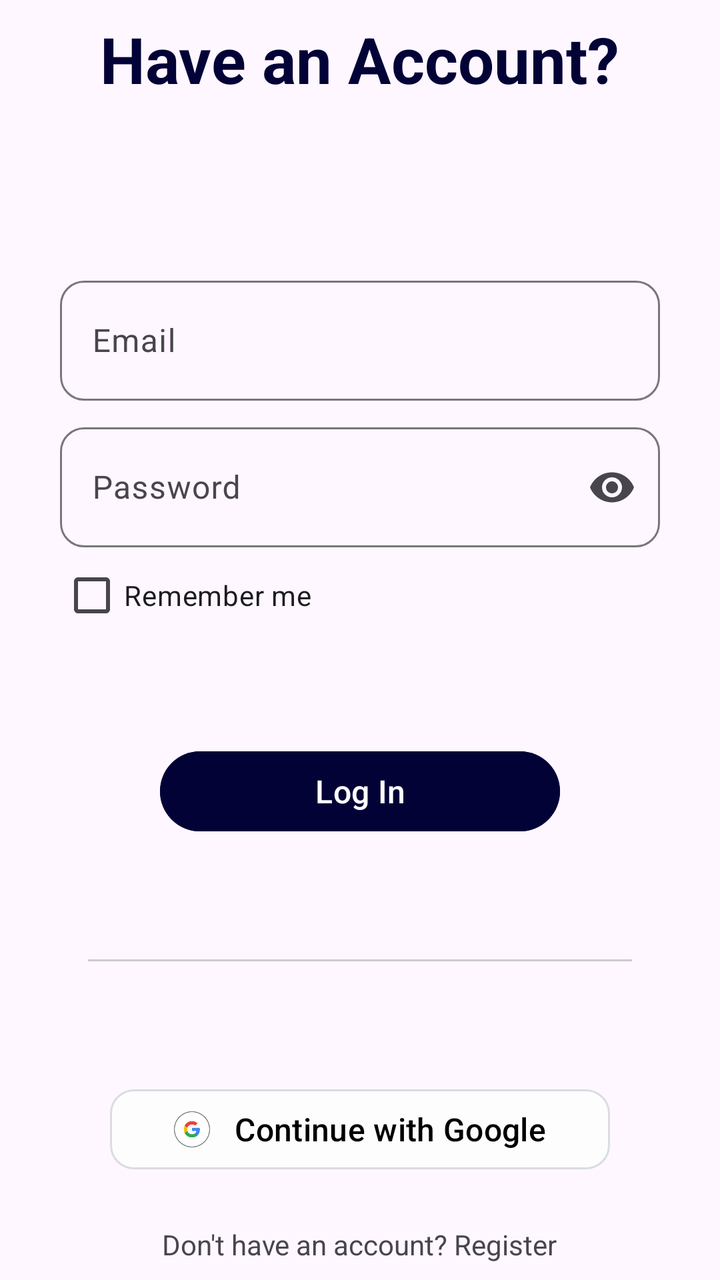
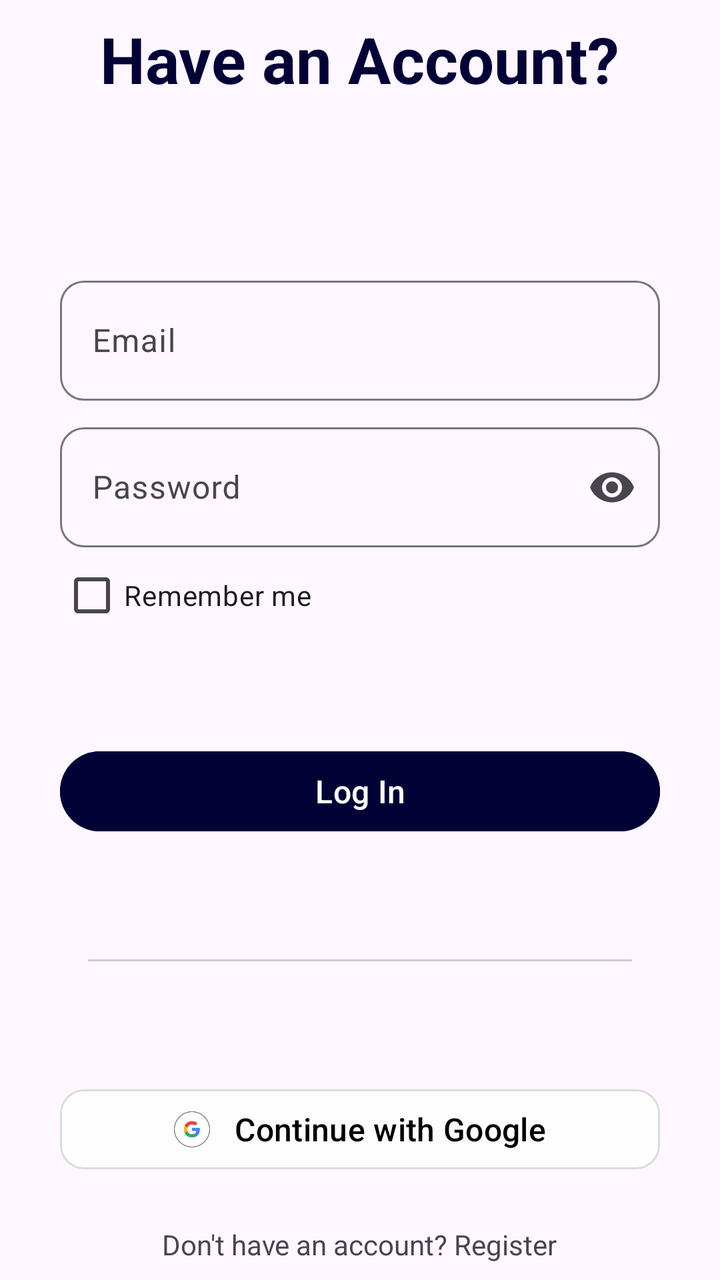

Compare the two renders of this Android layout. The source of the first and the diff that turns it into the second are given below.
<!-- AndroidManifest.xml: application theme Theme.BasicViews -->
<!-- res/layout/activity_login.xml -->
<?xml version="1.0" encoding="utf-8"?>
<androidx.constraintlayout.widget.ConstraintLayout xmlns:android="http://schemas.android.com/apk/res/android"
    xmlns:app="http://schemas.android.com/apk/res-auto"
    xmlns:tools="http://schemas.android.com/tools"
    android:id="@+id/main"
    android:layout_width="match_parent"
    android:layout_height="match_parent"
    tools:context=".Login">

    <LinearLayout
        android:layout_width="match_parent"
        android:layout_height="match_parent"
        android:gravity="center"
        android:orientation="vertical"
        android:padding="8dp">

        <TextView
            android:id="@+id/textView"
            android:layout_width="wrap_content"
            android:layout_height="wrap_content"
            android:text="Have an Account?"
            android:textSize="32sp"
            android:textStyle="bold"
            android:textColor="#030237"/>

        <com.google.android.material.textfield.TextInputLayout
            android:id="@+id/usernameLayout"
            android:layout_width="300dp"
            android:layout_height="wrap_content"
            android:layout_marginTop="84dp"
            app:boxCornerRadiusBottomEnd="12dp"
            app:boxCornerRadiusBottomStart="12dp"
            app:boxCornerRadiusTopEnd="12dp"
            app:boxCornerRadiusTopStart="12dp"
            >

            <com.google.android.material.textfield.TextInputEditText
                android:id="@+id/username"
                android:layout_width="match_parent"
                android:layout_height="60dp"
                android:hint="Email"
                android:inputType="textEmailAddress" />

        </com.google.android.material.textfield.TextInputLayout>

        <com.google.android.material.textfield.TextInputLayout
            android:id="@+id/passwordLayout"
            android:layout_width="300dp"
            android:layout_height="wrap_content"
            android:layout_marginTop="8dp"
            app:endIconMode="password_toggle"
            app:boxCornerRadiusBottomEnd="12dp"
            app:boxCornerRadiusBottomStart="12dp"
            app:boxCornerRadiusTopEnd="12dp"
            app:boxCornerRadiusTopStart="12dp">

            <com.google.android.material.textfield.TextInputEditText
                android:id="@+id/password"
                android:layout_width="match_parent"
                android:layout_height="60dp"
                android:hint="Password"
                android:inputType="textPassword" />

        </com.google.android.material.textfield.TextInputLayout>

        <CheckBox
            android:id="@+id/rememberMe"
            android:layout_width="300dp"
            android:layout_height="wrap_content"
            android:text="Remember me" />

        <Button
            android:id="@+id/button"
            android:layout_width="200dp"
            android:layout_height="wrap_content"
            android:layout_marginTop="50dp"
            android:backgroundTint="#030237"
            android:text="Log In"
            android:textSize="16sp" />

        <View
            android:id="@+id/view"
            android:layout_width="match_parent"
            android:layout_height="1dp"
            android:layout_marginHorizontal="36dp"
            android:layout_marginVertical="60dp"
            android:background="#CCCCCC" />

        <com.google.android.material.button.MaterialButton
            android:id="@+id/google"
            android:layout_width="250dp"
            android:layout_height="wrap_content"
            android:backgroundTint="#FDFDFD"
            android:text="Continue with Google"
            android:textAllCaps="false"
            android:textColor="#000000"
            android:textSize="16sp"
            app:cornerRadius="12dp"
            app:icon="@drawable/google"
            app:iconGravity="textStart"
            app:iconPadding="12dp"
            app:iconTint="@null"
            app:strokeColor="#DADCE0"
            app:strokeWidth="1dp" />

        <TextView
            android:id="@+id/registerLink"
            android:layout_width="wrap_content"
            android:layout_height="wrap_content"
            android:layout_marginTop="24dp"
            android:text="Don't have an account? Register" />

    </LinearLayout>

</androidx.constraintlayout.widget.ConstraintLayout>
<!-- resources referenced by this layout -->
<resources>
  <!-- drawable google: png bitmap (drawable, 5641 bytes) -->
  <style name="Theme.BasicViews" parent="Base.Theme.BasicViews" />
  <style name="Base.Theme.BasicViews" parent="Theme.Material3.DayNight.NoActionBar">
          
          
          <item name="android:statusBarColor" tools:targetApi="l">@color/white</item>
      </style>
  <color name="white">#FFFFFFFF</color>
</resources>

<!-- the commit's change to res/layout/activity_login.xml (unified diff, before → after) -->
@@ -71,7 +71,7 @@
 
         <Button
             android:id="@+id/button"
-            android:layout_width="200dp"
+            android:layout_width="300dp"
             android:layout_height="wrap_content"
             android:layout_marginTop="50dp"
             android:backgroundTint="#030237"
@@ -88,7 +88,7 @@
 
         <com.google.android.material.button.MaterialButton
             android:id="@+id/google"
-            android:layout_width="250dp"
+            android:layout_width="300dp"
             android:layout_height="wrap_content"
             android:backgroundTint="#FDFDFD"
             android:text="Continue with Google"
